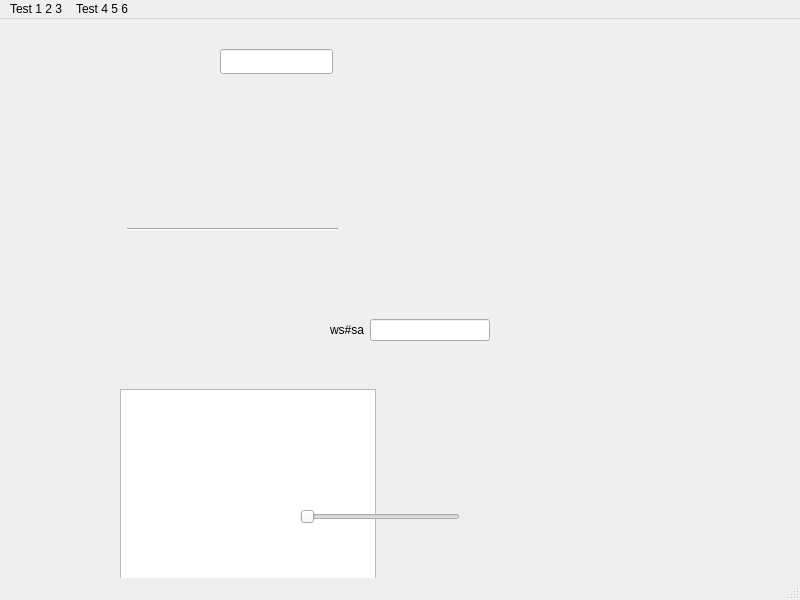
Qt form src/gui.ui (ntu-sdi/dataset-labelling-tool) before a commit.
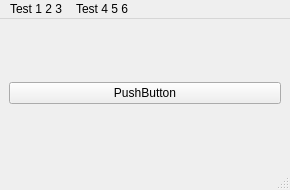
The same form after that commit.

Patch:
```diff
--- a/src/gui.ui
+++ b/src/gui.ui
@@ -6,100 +6,30 @@
    <rect>
     <x>0</x>
     <y>0</y>
-    <width>800</width>
-    <height>600</height>
+    <width>290</width>
+    <height>190</height>
    </rect>
   </property>
   <property name="windowTitle">
    <string>gui</string>
   </property>
   <widget class="QWidget" name="centralwidget">
-   <widget class="QWidget" name="formLayoutWidget">
-    <property name="geometry">
-     <rect>
-      <x>330</x>
-      <y>300</y>
-      <width>160</width>
-      <height>80</height>
-     </rect>
-    </property>
-    <layout class="QFormLayout" name="formLayout">
-     <item row="0" column="0">
-      <widget class="QLabel" name="wsSaLabel">
-       <property name="text">
-        <string>ws#sa</string>
-       </property>
-      </widget>
-     </item>
-     <item row="0" column="1">
-      <widget class="QLineEdit" name="wsSaLineEdit"/>
-     </item>
-    </layout>
-   </widget>
-   <widget class="QWidget" name="gridLayoutWidget">
-    <property name="geometry">
-     <rect>
-      <x>110</x>
-      <y>260</y>
-      <width>160</width>
-      <height>80</height>
-     </rect>
-    </property>
-    <layout class="QGridLayout" name="gridLayout"/>
-   </widget>
-   <widget class="QTreeView" name="treeView">
-    <property name="geometry">
-     <rect>
-      <x>120</x>
-      <y>370</y>
-      <width>256</width>
-      <height>192</height>
-     </rect>
-    </property>
-   </widget>
-   <widget class="Line" name="line">
-    <property name="geometry">
-     <rect>
-      <x>127</x>
-      <y>200</y>
-      <width>211</width>
-      <height>20</height>
-     </rect>
-    </property>
-    <property name="orientation">
-     <enum>Qt::Horizontal</enum>
-    </property>
-   </widget>
-   <widget class="QSlider" name="horizontalSlider">
-    <property name="geometry">
-     <rect>
-      <x>300</x>
-      <y>490</y>
-      <width>160</width>
-      <height>16</height>
-     </rect>
-    </property>
-    <property name="orientation">
-     <enum>Qt::Horizontal</enum>
-    </property>
-   </widget>
-   <widget class="QLineEdit" name="lineEdit">
-    <property name="geometry">
-     <rect>
-      <x>220</x>
-      <y>30</y>
-      <width>113</width>
-      <height>25</height>
-     </rect>
-    </property>
-   </widget>
+   <layout class="QVBoxLayout" name="verticalLayout">
+    <item>
+     <widget class="QPushButton" name="btn1">
+      <property name="text">
+       <string>PushButton</string>
+      </property>
+     </widget>
+    </item>
+   </layout>
   </widget>
   <widget class="QMenuBar" name="menubar">
    <property name="geometry">
     <rect>
      <x>0</x>
      <y>0</y>
-     <width>800</width>
+     <width>290</width>
      <height>22</height>
     </rect>
    </property>
```
